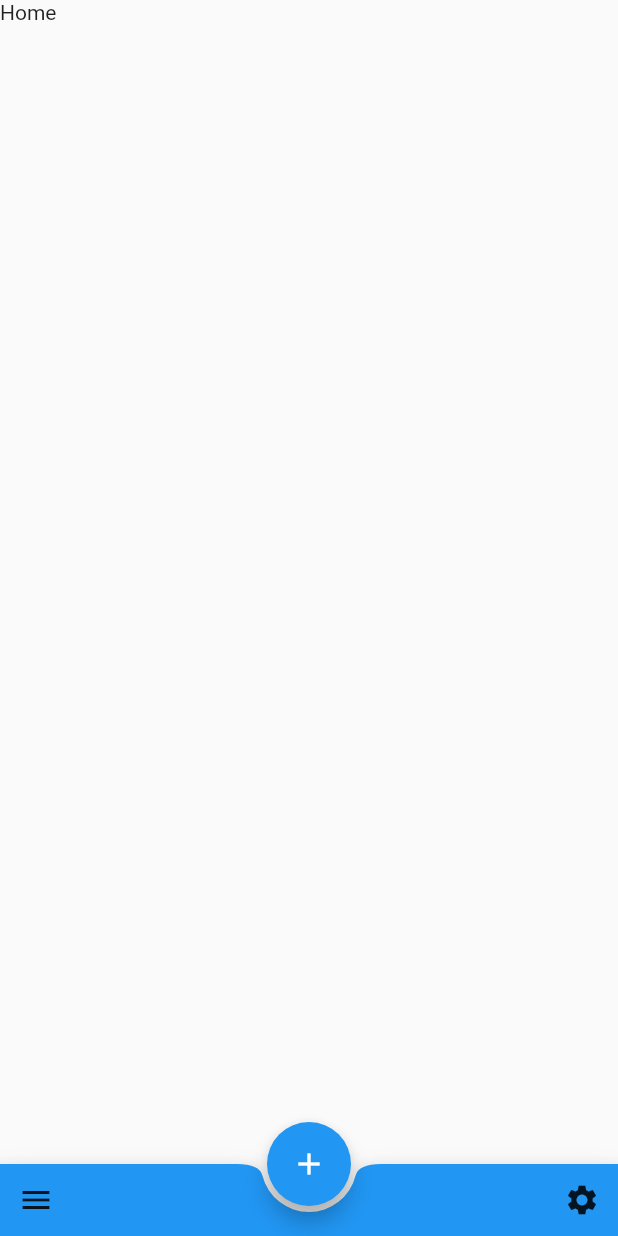
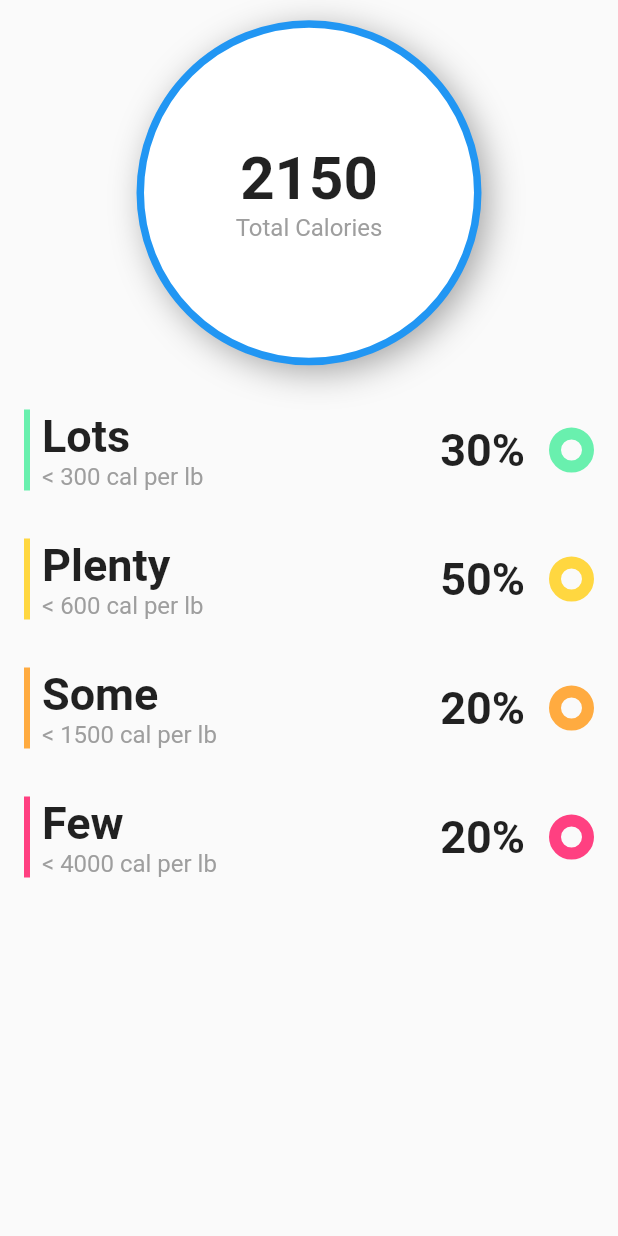
Before and after one commit to elvenstudios/Colorie, a Flutter app: the screen it shows after launch, on a phone screen of 412 x 824 dp. Run offline on Flutter 3.47's test engine with Material 2 defaults, Android fonts, the phone set to English and light mode, and no system bars.

Commit message:
Added caloric indicator and cards

```diff
--- a/lib/screens/home.dart
+++ b/lib/screens/home.dart
@@ -1,4 +1,6 @@
+import 'package:colorie/widgets/color_card.dart';
 import 'package:flutter/material.dart';
+import '../widgets/circle_percentage.dart';
 
 class Home extends StatefulWidget {
   Home({Key key, this.title}) : super(key: key);
@@ -8,14 +10,6 @@ class Home extends StatefulWidget {
   _HomeState createState() => _HomeState();
 }
 class _HomeState extends State<Home> {
-//  int _counter = 0;
-//
-//  void _incrementCounter() {
-//    setState(() {
-//      _counter++;
-//    });
-//  }
-
   @override
   Widget build(BuildContext context) {
     return Scaffold(
@@ -23,34 +17,36 @@ class _HomeState extends State<Home> {
         child: SafeArea(child: Text('Test')),
       ),
       body: SafeArea(
-        child: Container(
-          child: Text('Home'),
+        child: Column(
+          children: <Widget>[
+            CirclePercentage(),
+            ColorCard(
+              title: 'Lots',
+              borderColor: Colors.greenAccent,
+              subtext: '< 300 cal per lb',
+              percentageTitle: '30%',
+            ),
+            ColorCard(
+              title: 'Plenty',
+              borderColor: Colors.amberAccent,
+              subtext: '< 600 cal per lb',
+                percentageTitle: '50%',
+            ),
+            ColorCard(
+              title: 'Some',
+              borderColor: Colors.orangeAccent,
+              subtext: '< 1500 cal per lb',
+                percentageTitle: '20%',
+            ),
+            ColorCard(
+              title: 'Few',
+              borderColor: Colors.pinkAccent,
+              subtext: '< 4000 cal per lb',
+              percentageTitle: '20%',
+            ),
+          ],
         ),
       ),
-      bottomNavigationBar: new BottomAppBar(
-        shape: CircularNotchedRectangle(),
-        color: Theme.of(context).primaryColor,
-
-        child:  new Builder(builder: (context) {
-          return new Row(
-            mainAxisSize: MainAxisSize.max,
-            mainAxisAlignment: MainAxisAlignment.spaceBetween,
-            children: <Widget>[
-              IconButton(icon: Icon(Icons.menu), onPressed: () {
-                Scaffold.of(context).openDrawer();
-              },),
-              IconButton(icon: Icon(Icons.settings), onPressed: () {},),
-            ],
-          );
-        }),
-      ),
-      floatingActionButton: FloatingActionButton(
-        onPressed: () {
-          print("HI");
-        },
-        child: new Icon(Icons.add),
-      ),
-      floatingActionButtonLocation: FloatingActionButtonLocation.centerDocked,
     );
   }
 }
--- a/lib/widgets/circle_painter.dart
+++ b/lib/widgets/circle_painter.dart
@@ -0,0 +1,18 @@
+import 'package:flutter/material.dart';
+
+class CirclePainter extends CustomPainter{
+  @override
+  void paint(Canvas canvas, Size size) {
+    var paint = Paint();
+
+    paint.strokeWidth = 5;
+    paint.color = Colors.blue;
+    paint.style = PaintingStyle.stroke;
+    canvas.drawCircle(Offset(size.width/2, size.height/2), size.width/2, paint);
+  }
+
+  @override
+  bool shouldRepaint(CustomPainter oldDelegate) {
+    return false;
+  }
+}
--- a/lib/widgets/circle_percentage.dart
+++ b/lib/widgets/circle_percentage.dart
@@ -0,0 +1,43 @@
+import 'package:flutter/material.dart';
+import './circle_painter.dart';
+
+class CirclePercentage extends StatefulWidget {
+  @override
+  _CirclePercentageState createState() => _CirclePercentageState();
+}
+
+class _CirclePercentageState extends State<CirclePercentage> {
+  @override
+  Widget build(BuildContext context) {
+    return Container(
+      decoration: BoxDecoration(
+        color: Colors.white,
+        shape: BoxShape.circle,
+        boxShadow: [
+          new BoxShadow(
+            color: Colors.grey,
+            offset: new Offset(5.0, 5.0),
+            spreadRadius: 1.0,
+            blurRadius: 20.0
+          )
+        ],
+      ),
+      margin: EdgeInsets.all(16.0),
+      width: 225.0,
+      height: 225.0,
+      child: CustomPaint(
+        painter: CirclePainter(),
+        child: Center(
+          child: Column(
+            crossAxisAlignment: CrossAxisAlignment.center,
+            mainAxisAlignment: MainAxisAlignment.center,
+            children: <Widget>[
+              Text("2150", style: TextStyle(fontSize: 40.0, fontWeight: FontWeight.bold)),
+              Text("Total Calories", style: TextStyle(color: Colors.grey, fontSize: 16.0),)
+            ],
+          ),
+        ),
+      ),
+    );
+  }
+}
--- a/lib/widgets/color_card.dart
+++ b/lib/widgets/color_card.dart
@@ -0,0 +1,74 @@
+import 'package:flutter/material.dart';
+
+class ColorCard extends StatefulWidget {
+
+  ColorCard({Key key, this.borderColor, this.title, this.subtext, this.percentageTitle}) : super(key: key);
+  final Color borderColor;
+  final String title;
+  final String subtext;
+  final String percentageTitle;
+
+  @override
+  _ColorCardState createState() => _ColorCardState();
+}
+
+class _ColorCardState extends State<ColorCard> {
+  @override
+  Widget build(BuildContext context) {
+    return Container(
+      padding: EdgeInsets.symmetric(vertical: 16.0),
+      child: Row(
+        mainAxisAlignment: MainAxisAlignment.spaceBetween,
+        children: <Widget>[
+          Container(
+            padding: EdgeInsets.only(left: 8.0),
+            margin: EdgeInsets.only(left: 16.0),
+            decoration: BoxDecoration(
+                border: Border(
+                  left: BorderSide(
+                    color: widget.borderColor,
+                    width: 4.0,
+                  ),
+                )
+            ),
+            child: Column(
+              crossAxisAlignment: CrossAxisAlignment.start,
+              children: <Widget>[
+                Text(widget.title, style: TextStyle(
+                  fontWeight: FontWeight.bold,
+                  fontSize: 30.0
+                ),),
+                Text(widget.subtext, style: TextStyle(
+                  fontSize: 16.0,
+                  color: Colors.grey
+                ),)
+              ],
+            ),
+          ),
+          Row(
+            children: <Widget>[
+              Column(
+                crossAxisAlignment: CrossAxisAlignment.start,
+                children: <Widget>[
+                  Text(widget.percentageTitle, style: TextStyle(
+                      fontWeight: FontWeight.bold,
+                      fontSize: 30.0
+                  ),),
+                ],
+              ),
+              Container(
+                margin: EdgeInsets.only(left: 16.0, right: 16.0),
+                width: 30.0,
+                height: 30.0,
+                decoration: BoxDecoration(
+                  shape: BoxShape.circle,
+                  border: Border.all(color: widget.borderColor, width: 8.0)
+                ),
+              ),
+            ],
+          ),
+        ],
+      ),
+    );
+  }
+}
```
Also changed, not shown: lib/models/log_model.dart (line endings or trailing spaces), 11 other files.
